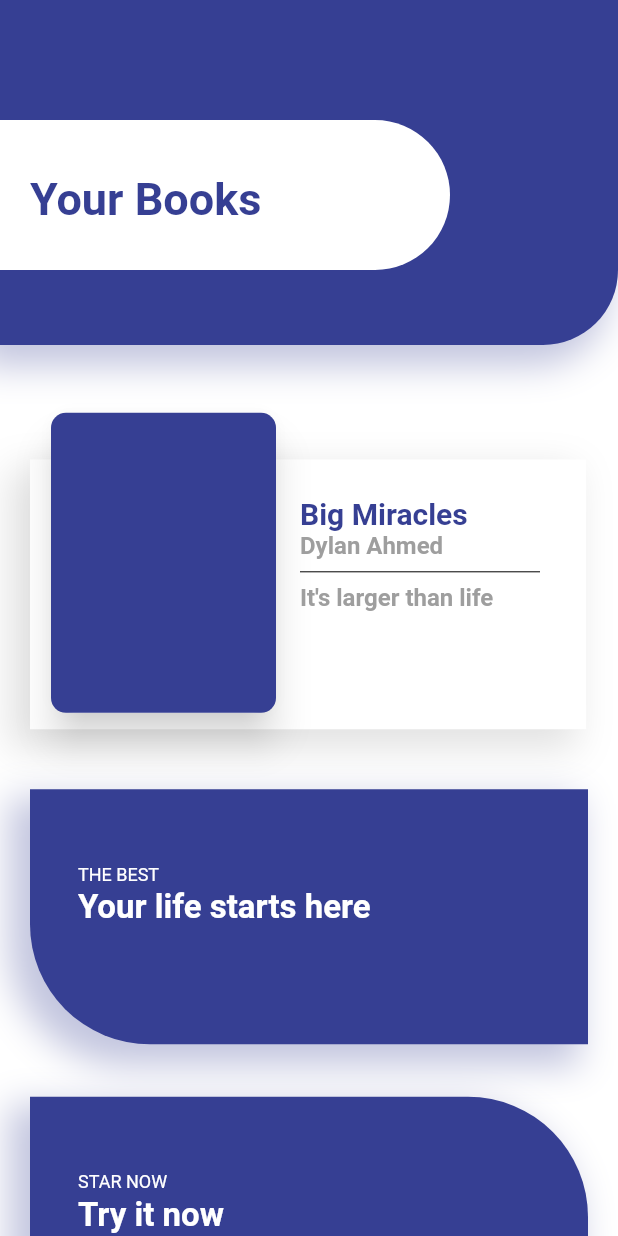
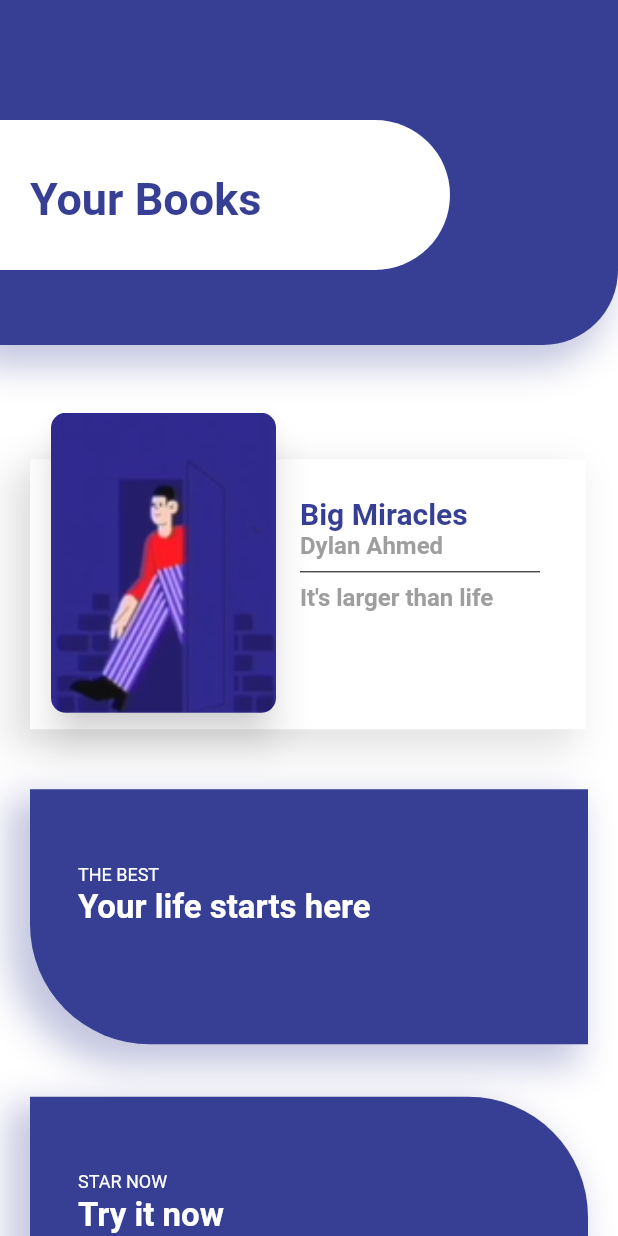
Before and after one commit to lucasoliveirasouza/card-ui, a Flutter app: the screen it shows after launch, on a phone screen of 412 x 824 dp. Run offline on Flutter 3.47's test engine with Material 2 defaults, Android fonts, the phone set to English and light mode, and no system bars.

Commit message:
Criando componentes

```diff
--- a/lib/components/card_image.dart
+++ b/lib/components/card_image.dart
@@ -52,11 +52,10 @@ class _CardImageState extends State<CardImage> {
                 width: 150,
                 decoration: BoxDecoration(
                   borderRadius: BorderRadius.circular(10),
-                  color: defaultColor,
-                  /*image: DecorationImage(
+                  image: DecorationImage(
                     fit: BoxFit.fill,
-                    image: AssetImage(""),
-                  ),*/
+                    image: AssetImage("assets/images/person.png"),
+                  ),
                 ),
               ),
             ),
--- a/pubspec.yaml
+++ b/pubspec.yaml
@@ -57,6 +57,10 @@ flutter:
   # the material Icons class.
   uses-material-design: true
 
+  assets:
+    - assets/
+    - assets/images/
+
   # To add assets to your application, add an assets section, like this:
   # assets:
   #   - images/a_dot_burr.jpeg
```
Also changed, not shown: assets/images/person.png (added).
